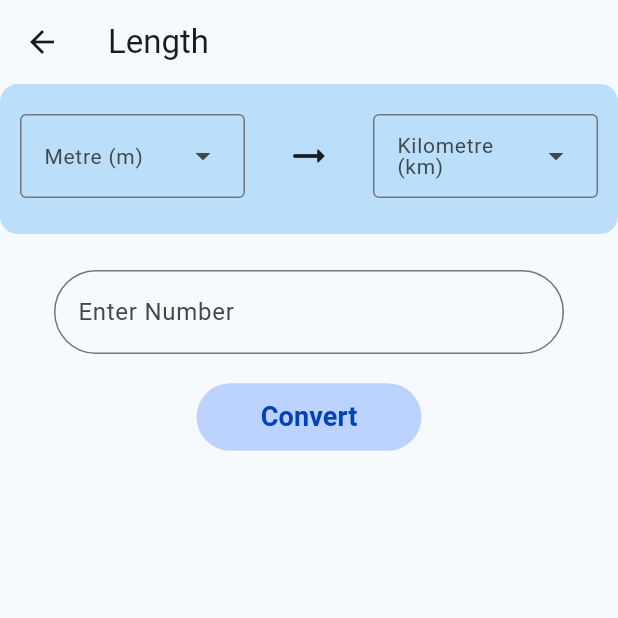
After one commit to CodeWithJeet1204/Calculator, a Flutter app: the screen it shows after launch, item 2 of the bottom bar chosen, after a tap on "Length", on a phone screen of 412 x 824 dp, the top half of it. The commit adds this screen. Run offline on Flutter 3.47's test engine with Material 2 defaults, Android fonts, the phone set to English and light mode, and no system bars.

Commit message:
Conversion screen UI done

```diff
--- /dev/null
+++ b/lib/conversion/conversion_page.dart
@@ -0,0 +1,139 @@
+import 'package:calculator/conversion/conversion_card.dart';
+import 'package:calculator/conversion/ind_conversion_page.dart';
+import 'package:flutter/material.dart';
+
+class OthersPage extends StatelessWidget {
+  const OthersPage({super.key});
+
+  @override
+  Widget build(BuildContext context) {
+    return Scaffold(
+      appBar: AppBar(
+        backgroundColor: Colors.grey.shade200,
+        title: const Text("Other Conversions"),
+      ),
+      body: Column(
+        mainAxisAlignment: MainAxisAlignment.spaceAround,
+        children: [
+          Row(
+            mainAxisAlignment: MainAxisAlignment.spaceAround,
+            children: [
+              GestureDetector(
+                onTap: () {
+                  Navigator.of(context).push(
+                    MaterialPageRoute(
+                      builder: ((context) => const IndividualConversionPage(
+                            conversionTitle: 'Length',
+                            defaultFirstValue: 'Metre (m)',
+                            defaultSecondValue: 'Kilometre (km)',
+                          )),
+                    ),
+                  );
+                },
+                child: const ConversionCard(
+                  conversionText: 'Length',
+                  conversionImagePath: 'images/length.png',
+                ),
+              ),
+              GestureDetector(
+                onTap: () {
+                  Navigator.of(context).push(
+                    MaterialPageRoute(
+                      builder: ((context) => const IndividualConversionPage(
+                            conversionTitle: 'Area',
+                            defaultFirstValue: 'Metre sq. (m²)',
+                            defaultSecondValue: 'Kilometre sq. (km²)',
+                          )),
+                    ),
+                  );
+                },
+                child: const ConversionCard(
+                  conversionText: 'Area',
+                  conversionImagePath: 'images/area.png',
+                ),
+              ),
+            ],
+          ),
+          Row(
+            mainAxisAlignment: MainAxisAlignment.spaceAround,
+            children: [
+              GestureDetector(
+                onTap: () {
+                  Navigator.of(context).push(
+                    MaterialPageRoute(
+                      builder: ((context) => const IndividualConversionPage(
+                            conversionTitle: 'Volume',
+                            defaultFirstValue: 'Metre Cube (m³)',
+                            defaultSecondValue: 'Kilometre Cube (km³)',
+                          )),
+                    ),
+                  );
+                },
+                child: const ConversionCard(
+                  conversionText: 'Volume',
+                  conversionImagePath: 'images/volume.png',
+                ),
+              ),
+              GestureDetector(
+                onTap: () {
+                  Navigator.of(context).push(
+                    MaterialPageRoute(
+                      builder: ((context) => const IndividualConversionPage(
+                            conversionTitle: 'Temperature',
+                            defaultFirstValue: 'Celsius (C)',
+                            defaultSecondValue: 'Fahreineit (F)',
+                          )),
+                    ),
+                  );
+                },
+                child: const ConversionCard(
+                  conversionText: 'Temperature',
+                  conversionImagePath: 'images/temperature.png',
+                ),
+              ),
+            ],
+          ),
+          Row(
+            mainAxisAlignment: MainAxisAlignment.spaceAround,
+            children: [
+              GestureDetector(
+                onTap: () {
+                  Navigator.of(context).push(
+                    MaterialPageRoute(
+                      builder: ((context) => const IndividualConversionPage(
+                            conversionTitle: 'Currency',
+                            defaultFirstValue: 'Rupees (INR)',
+                            defaultSecondValue: 'US Dollar (USD)',
+                          )),
+                    ),
+                  );
+                },
+                child: const ConversionCard(
+                  conversionText: 'Currency',
+                  conversionImagePath: 'images/currency.png',
+                ),
+              ),
+              GestureDetector(
+                onTap: () {
+                  Navigator.of(context).push(
+                    MaterialPageRoute(
+                      builder: ((context) => const IndividualConversionPage(
+                            conversionTitle: 'Weight',
+                            defaultFirstValue: 'Gram (g)',
+                            defaultSecondValue: 'Kilogram (kg)',
+                          )),
+                    ),
+                  );
+                },
+                child: const ConversionCard(
+                  conversionText: 'Weight',
+                  conversionImagePath: 'images/weight.png',
+                ),
+              ),
+            ],
+          ),
+        ],
+      ),
+    );
+  }
+}
--- /dev/null
+++ b/lib/conversion/conversion_units.dart
@@ -0,0 +1,44 @@
+Map<String, List<String>> conversionUnits = {
+  "Length": [
+    "Kilometer (km)",
+    "Meter (m)",
+    "Centimeter (cm)",
+    "Millimeter (mm)",
+    "Micrometer (µm)"
+  ],
+  "Area": [
+    "Square kilometer (km²)",
+    "Square meter (m²)",
+    "Square centimeter (cm²)",
+    "Square millimeter (mm²)",
+    "Square micrometer (µm²)"
+  ],
+  "Volume": [
+    "Cubic kilometer (km³)",
+    "Cubic meter (m³)",
+    "Cubic centimeter (cm³)",
+    "Cubic millimeter (mm³)",
+    "Cubic micrometer (µm³)"
+  ],
+  "Temperature": [
+    "Celsius (°C)",
+    "Fahrenheit (°F)",
+    "Kelvin (K)",
+    "Rankine (R)",
+    "Réaumur (°Ré)"
+  ],
+  "Currency": [
+    "US Dollar (\$)",
+    "Euro (€)",
+    "British Pound (£)",
+    "Japanese Yen (¥)",
+    "Chinese Yuan (¥)"
+  ],
+  "Weight": [
+    "Kilogram (kg)",
+    "Gram (g)",
+    "Milligram (mg)",
+    "Microgram (µg)",
+    "Nanogram (ng)"
+  ],
+};
--- /dev/null
+++ b/lib/conversion/ind_conversion_page.dart
@@ -0,0 +1,191 @@
+import 'package:calculator/conversion/conversion_units.dart';
+import 'package:flutter/material.dart';
+
+class IndividualConversionPage extends StatefulWidget {
+  const IndividualConversionPage({
+    super.key,
+    required this.conversionTitle,
+    required this.defaultFirstValue,
+    required this.defaultSecondValue,
+  });
+
+  final String conversionTitle;
+  final String defaultFirstValue;
+  final String defaultSecondValue;
+
+  @override
+  State<IndividualConversionPage> createState() =>
+      _IndividualConversionPageState();
+}
+
+class _IndividualConversionPageState extends State<IndividualConversionPage> {
+  TextEditingController convertController = TextEditingController();
+
+  @override
+  Widget build(BuildContext context) {
+    // ignore: unused_local_variable
+    String? firstSelectedValue = conversionUnits[widget.conversionTitle]![0];
+    // ignore: unused_local_variable
+    String? secondSelectedValue = conversionUnits[widget.conversionTitle]![0];
+    return Scaffold(
+      appBar: AppBar(
+        title: Text(widget.conversionTitle),
+      ),
+      body: Column(
+        children: [
+          Container(
+            height: 100,
+            decoration: BoxDecoration(
+              borderRadius: BorderRadius.circular(12),
+              color: Colors.blue.shade100,
+            ),
+            width: double.infinity,
+            child: Padding(
+              padding: const EdgeInsets.only(top: 20),
+              child: Column(
+                children: [
+                  Container(
+                    padding: const EdgeInsets.symmetric(horizontal: 0),
+                    child: Row(
+                      mainAxisAlignment: MainAxisAlignment.spaceAround,
+                      children: [
+                        DropdownMenu<String>(
+                          onSelected: (String? newValue) {
+                            setState(() {
+                              firstSelectedValue = newValue;
+                            });
+                          },
+                          width: 150,
+                          dropdownMenuEntries: [
+                            DropdownMenuEntry(
+                              value:
+                                  conversionUnits[widget.conversionTitle]![0],
+                              label:
+                                  conversionUnits[widget.conversionTitle]![0],
+                            ),
+                            DropdownMenuEntry(
+                              value:
+                                  conversionUnits[widget.conversionTitle]![1],
+                              label:
+                                  conversionUnits[widget.conversionTitle]![1],
+                            ),
+                            DropdownMenuEntry(
+                              value:
+                                  conversionUnits[widget.conversionTitle]![2],
+                              label:
+                                  conversionUnits[widget.conversionTitle]![2],
+                            ),
+                            DropdownMenuEntry(
+                              value:
+                                  conversionUnits[widget.conversionTitle]![3],
+                              label:
+                                  conversionUnits[widget.conversionTitle]![3],
+                            ),
+                            DropdownMenuEntry(
+                              value:
+                                  conversionUnits[widget.conversionTitle]![4],
+                              label:
+                                  conversionUnits[widget.conversionTitle]![4],
+                            ),
+                          ],
+                          label: Text(
+                            widget.defaultFirstValue,
+                            style: const TextStyle(
+                              fontSize: 14,
+                            ),
+                          ),
+                        ),
+                        const Icon(
+                          Icons.arrow_right_alt_rounded,
+                          size: 32,
+                        ),
+                        DropdownMenu<String>(
+                          onSelected: (String? newValue) {
+                            setState(() {
+                              secondSelectedValue = newValue;
+                            });
+                          },
+                          width: 150,
+                          dropdownMenuEntries: [
+                            DropdownMenuEntry(
+                              value:
+                                  conversionUnits[widget.conversionTitle]![0],
+                              label:
+                                  conversionUnits[widget.conversionTitle]![0],
+                            ),
+                            DropdownMenuEntry(
+                              value:
+                                  conversionUnits[widget.conversionTitle]![1],
+                              label:
+                                  conversionUnits[widget.conversionTitle]![1],
+                            ),
+                            DropdownMenuEntry(
+                              value:
+                                  conversionUnits[widget.conversionTitle]![2],
+                              label:
+                                  conversionUnits[widget.conversionTitle]![2],
+                            ),
+                            DropdownMenuEntry(
+                              value:
+                                  conversionUnits[widget.conversionTitle]![3],
+                              label:
+                                  conversionUnits[widget.conversionTitle]![3],
+                            ),
+                            DropdownMenuEntry(
+                              value:
+                                  conversionUnits[widget.conversionTitle]![4],
+                              label:
+                                  conversionUnits[widget.conversionTitle]![4],
+                            ),
+                          ],
+                          label: Text(
+                            widget.defaultSecondValue,
+                            style: const TextStyle(
+                              fontSize: 14,
+                            ),
+                          ),
+                        ),
+                      ],
+                    ),
+                  ),
+                ],
+              ),
+            ),
+          ),
+          const SizedBox(height: 24),
+          Padding(
+            padding: const EdgeInsets.symmetric(horizontal: 36),
+            child: TextField(
+              controller: convertController,
+              keyboardType: TextInputType.number,
+              decoration: InputDecoration(
+                  hintText: "Enter Number",
+                  border: OutlineInputBorder(
+                      borderRadius: BorderRadius.circular(36),
+                      borderSide: const BorderSide(
+                        color: Colors.blue,
+                      ))),
+            ),
+          ),
+          const SizedBox(height: 18),
+          ElevatedButton(
+            style: ElevatedButton.styleFrom(
+              elevation: 0,
+              backgroundColor: const Color.fromARGB(255, 188, 211, 255),
+              foregroundColor: const Color.fromARGB(255, 3, 65, 182),
+              fixedSize: const Size(150, 45),
+            ),
+            onPressed: () {},
+            child: const Text(
+              "Convert",
+              style: TextStyle(
+                fontSize: 18,
+                fontWeight: FontWeight.w600,
+              ),
+            ),
+          ),
+        ],
+      ),
+    );
+  }
+}
--- a/lib/conversion_page.dart
+++ /dev/null
@@ -1,60 +0,0 @@
-import 'package:calculator/conversion_card.dart';
-import 'package:flutter/material.dart';
-
-class OthersPage extends StatelessWidget {
-  const OthersPage({super.key});
-
-  @override
-  Widget build(BuildContext context) {
-    return Scaffold(
-      appBar: AppBar(
-        backgroundColor: Colors.grey.shade200,
-        title: const Text("Other Conversions"),
-      ),
-      body: const Column(
-        mainAxisAlignment: MainAxisAlignment.spaceAround,
-        children: [
-          Row(
-            mainAxisAlignment: MainAxisAlignment.spaceAround,
-            children: [
-              ConversionCard(
-                conversionText: 'Length',
-                conversionImagePath: 'images/length.png',
-              ),
-              ConversionCard(
-                conversionText: 'Area',
-                conversionImagePath: 'images/area.png',
-              ),
-            ],
-          ),
-          Row(
-            mainAxisAlignment: MainAxisAlignment.spaceAround,
-            children: [
-              ConversionCard(
-                conversionText: 'Volume',
-                conversionImagePath: 'images/volume.png',
-              ),
-              ConversionCard(
-                conversionText: 'Temperature',
-                conversionImagePath: 'images/temperature.png',
-              ),
-            ],
-          ),
-          Row(
-            mainAxisAlignment: MainAxisAlignment.spaceAround,
-            children: [
-              ConversionCard(
-                conversionText: 'Weight',
-                conversionImagePath: 'images/weight.png',
-              ),
-              ConversionCard(
-                conversionText: 'Currency',
-                conversionImagePath: 'images/currency.png',
-              ),
-            ],
-          ),
-        ],
-      ),
-    );
-  }
-}
--- a/lib/home_page.dart
+++ b/lib/home_page.dart
@@ -1,5 +1,5 @@
 import 'package:calculator/calculator/calculator_page.dart';
-import 'package:calculator/conversion_page.dart';
+import 'package:calculator/conversion/conversion_page.dart';
 import 'package:flutter/material.dart';
 
 class HomePage extends StatefulWidget {
```
Also changed, not shown: lib/conversion/conversion_card.dart (renamed from lib/conversion_card.dart).
